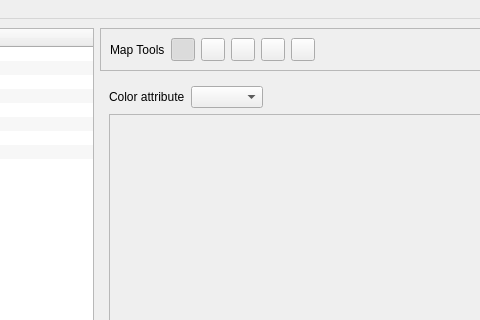
The window that irs/src/gui/wfipsmainwindow.ui (firelab/wfips) describes before a commit, drawn with Qt 5; both pictures show x 171 to 651 and y 0 to 320 of the 1207 by 806 pixel window.
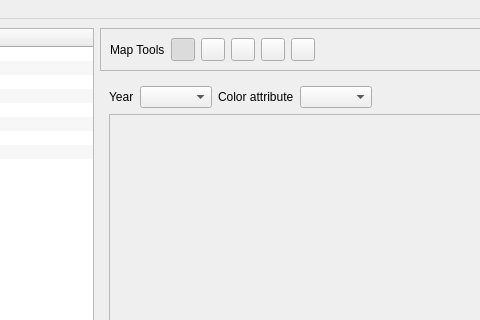
The same window after the commit. The open tabs and pages were chosen to show the change.

What changed in the file:
```diff
--- a/irs/src/gui/wfipsmainwindow.ui
+++ b/irs/src/gui/wfipsmainwindow.ui
@@ -2243,6 +2243,16 @@
          <layout class="QVBoxLayout" name="verticalLayout_7">
           <item>
            <layout class="QHBoxLayout" name="horizontalLayout_33">
+            <item>
+             <widget class="QLabel" name="label_6">
+              <property name="text">
+               <string>Year</string>
+              </property>
+             </widget>
+            </item>
+            <item>
+             <widget class="QComboBox" name="resultYearComboBox"/>
+            </item>
             <item>
              <widget class="QLabel" name="label_5">
               <property name="text">
```
Left out of the diff: 2 changed lines with no effect on the pictures.
